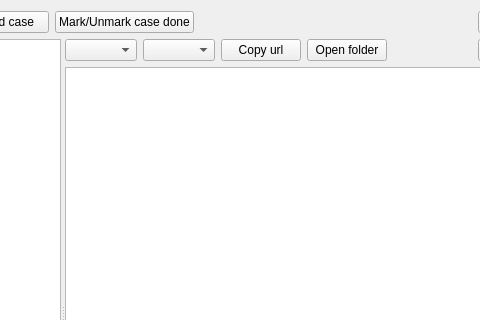
Before: the Qt Designer form AmazonTemplate3/gui/panes/PaneCases.ui in icingerpower/AmazonTemplate3, drawn with Qt 5; both pictures show x 231 to 711 and y 0 to 320 of the 800 by 600 pixel window.
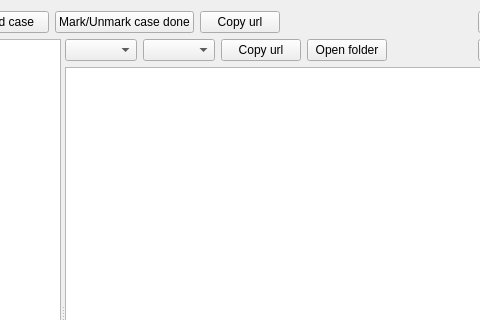
After: the same form once the commit is applied.

Commit message: Add 'Copy url' button in Cases pane to copy selected case link

The edit to the form file:
```diff
--- a/AmazonTemplate3/gui/panes/PaneCases.ui
+++ b/AmazonTemplate3/gui/panes/PaneCases.ui
@@ -47,6 +47,16 @@
        </property>
       </widget>
      </item>
+     <item>
+      <widget class="QPushButton" name="buttonCopyCaseUrl">
+       <property name="toolTip">
+        <string>Copy URL of the selected case</string>
+       </property>
+       <property name="text">
+        <string>Copy url</string>
+       </property>
+      </widget>
+     </item>
      <item>
       <spacer name="horizontalSpacer">
        <property name="orientation">
```
The commit also changes 2 other files.
